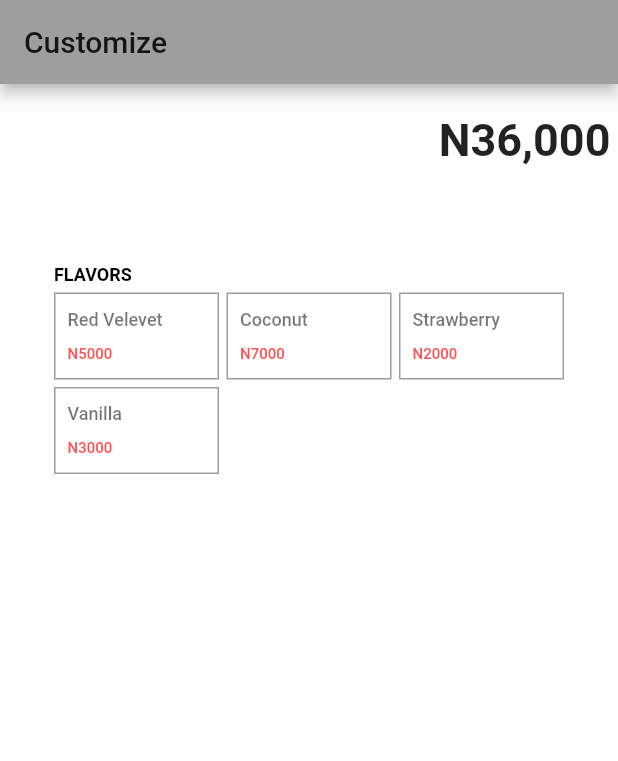
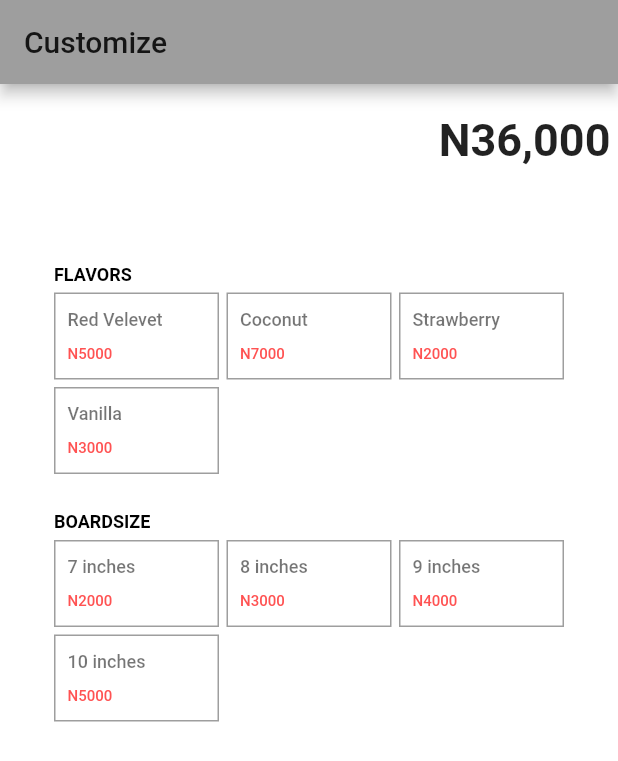
Before and after one commit to mujeex/flutter_fluffy, a Flutter app: the screen it shows after launch, on a phone screen of 412 x 824 dp. Shown: the top 761 px of the screen. Run offline on Flutter 3.47's test engine with Material 2 defaults, Android fonts, the phone set to English and light mode, and no system bars.

Commit message:
feat: Add new combo-list provider logic

```diff
--- /dev/null
+++ b/lib/providers/combo_list.dart
@@ -0,0 +1,24 @@
+import 'package:flutter/material.dart';
+import 'package:flutter_fluffy/models/selection_model.dart';
+
+class ComboList with ChangeNotifier{
+
+  List<SelectionModel> _comboList=[];
+
+   void addToComboList(SelectionModel selectedItem){
+    _comboList.add(selectedItem);
+    notifyListeners();
+  }
+
+  int get getComboListLength{
+     return _comboList.length;
+  }
+
+
+  List get getComboList{
+     return _comboList;
+  }
+
+
+
+}
--- a/lib/providers/ingredientData.dart
+++ b/lib/providers/ingredientData.dart
@@ -1,9 +1,11 @@
+import 'dart:collection';
+
 import 'package:flutter/material.dart';
 import 'package:flutter_fluffy/models/selection_model.dart';
 
 class IngredientData with ChangeNotifier{
 
-  List<Map<String, String>> flavors = [
+  List<Map<String,String>> flavors = [
     {
       'title': 'Red Velevet',
       'price': 'N5000',
@@ -22,6 +24,59 @@ class IngredientData with ChangeNotifier{
     }
   ];
 
+  List<Map<String,dynamic>> _ingredientsList = [
+    {
+      'category':'flavors',
+      'body': [
+        {
+          'title': 'Red Velevet',
+          'price': 'N5000',
+        },
+        {
+          'title': 'Coconut',
+          'price': 'N7000',
+        },
+        {
+          'title': 'Strawberry',
+          'price': 'N2000',
+        },
+        {
+          'title': 'Vanilla',
+          'price': 'N3000',
+        }
+
+      ]
+    },
+    {
+      'category':'boardSize',
+      'body': [
+        {
+          'title': '7 inches',
+          'price': 'N2000',
+        },
+        {
+          'title': '8 inches',
+          'price': 'N3000',
+        },
+        {
+          'title': '9 inches',
+          'price': 'N4000',
+        },
+        {
+          'title': '10 inches',
+          'price': 'N5000',
+        }
+
+      ]
+    },
+
+  ];
+
+   List get getIngredientList{
+     return _ingredientsList;
+  }
+
+
   void updateSelection(SelectionModel selection){
     selection.toggleSelected();
     notifyListeners();
--- a/lib/screens/customize_screen.dart
+++ b/lib/screens/customize_screen.dart
@@ -8,11 +8,6 @@ import 'package:flutter_fluffy/providers/ingredientData.dart';
 import 'package:provider/provider.dart';
 
 
-
-
-
-//List<SelectionItem> ingredientWidgets=generateSelectionItemWidgets(ingredientModels);
-
 class CustomizeScreen extends StatefulWidget {
   @override
   _CustomizeScreenState createState() => _CustomizeScreenState();
@@ -21,6 +16,7 @@ class CustomizeScreen extends StatefulWidget {
 class _CustomizeScreenState extends State<CustomizeScreen> {
   @override
   Widget build(BuildContext context) {
+    final List ingredientsList=IngredientData().getIngredientList;
     return Scaffold(
       backgroundColor: Colors.white,
       appBar: AppBar(
@@ -39,13 +35,16 @@ class _CustomizeScreenState extends State<CustomizeScreen> {
               ),
             ),
             Expanded(
-              child: ListView(
+              child: ListView.builder(
+                itemCount: ingredientsList.length,
                 shrinkWrap: true,
                 padding: EdgeInsets.symmetric(horizontal: 10, vertical: 30),
-                children: <Widget>[
-                  SelectionRow(),
-//                SelectionRow(),
-                ],
+               itemBuilder: (BuildContext context,int index){
+                  return SelectionRow(
+                    rowCategoryHeader: ingredientsList[index]['category'],
+                    rowBody: ingredientsList[index]['body'],
+                  );
+               },
               ),
             )
           ],
@@ -57,13 +56,19 @@ class _CustomizeScreenState extends State<CustomizeScreen> {
 
 class SelectionRow extends StatelessWidget {
 
- final List<SelectionModel> ingredientModels=generateModelsFromList(IngredientData().flavors);
+  SelectionRow({this.rowCategoryHeader,this.rowBody});
+  final String rowCategoryHeader;
+  final List rowBody;
 
 
   @override
   Widget build(BuildContext context) {
+
+    final List<SelectionModel> ingredientModels =
+    generateModelsFromList(rowBody);
+
     return Consumer<IngredientData>(
-      builder: (context,ingredientData,child){
+      builder: (context, ingredientData, child) {
         return Center(
           child: Container(
             margin: EdgeInsets.symmetric(vertical: 10),
@@ -73,18 +78,16 @@ class SelectionRow extends StatelessWidget {
                 Container(
                   margin: EdgeInsets.symmetric(vertical: 5),
                   child: Text(
-                      'FLAVORS',
+                    rowCategoryHeader.toUpperCase(),
                     style: kROW_HEADING_TEXT,
                   ),
                 ),
                 Wrap(
                   spacing: 5,
                   runSpacing: 5,
-              children:generateSelectionItemWidgets(ingredientModels,context),
-
-
+                  children:
+                      generateSelectionItemWidgets(ingredientModels, context),
                 )
-//            generateSelectionItemWidgets(flavors)
               ],
             ),
           ),
--- a/lib/utility/widget_generator.dart
+++ b/lib/utility/widget_generator.dart
@@ -1,7 +1,9 @@
 
 import 'package:flutter_fluffy/widgets/selected_item.dart';
 import 'package:flutter_fluffy/models/selection_model.dart';
+
 import 'package:flutter_fluffy/providers/ingredientData.dart';
+import 'package:flutter_fluffy/providers/combo_list.dart';
 import 'package:provider/provider.dart';
 
 List<SelectionItem> generateSelectionItemWidgets(List<SelectionModel> ingredientsModelWidgets,context){
@@ -17,6 +19,9 @@ List<SelectionItem> generateSelectionItemWidgets(List<SelectionModel> ingredient
           isSelected: ingredientModelWidget.isSelected,
           onPressed:(){
             Provider.of<IngredientData>(context,listen: false).updateSelection(ingredientModelWidget);
+            //Add selected item to combo list provider
+            ComboList().addToComboList(ingredientModelWidget);
+            print(ComboList().getComboListLength);
           },
         )
     ) ;
```
Lines whose indentation alone changed are shown as unchanged.
